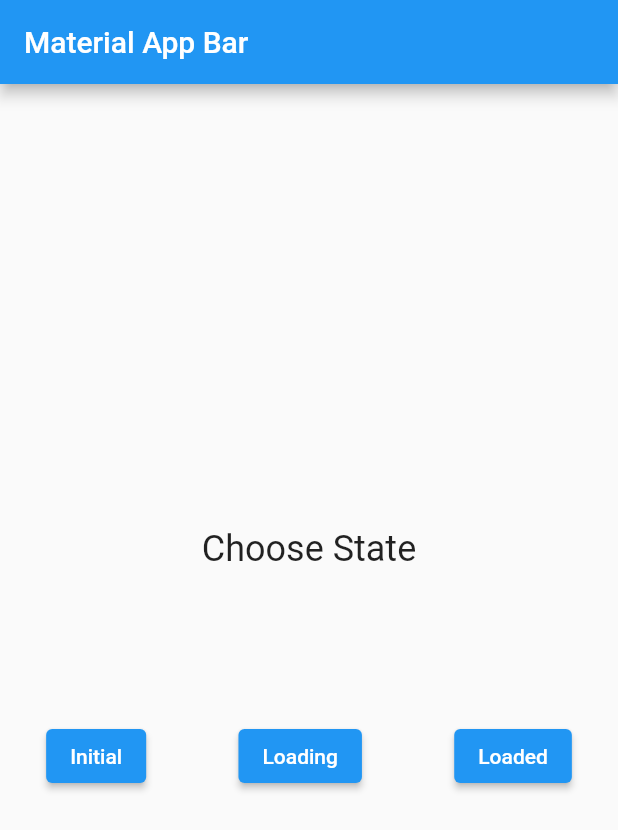
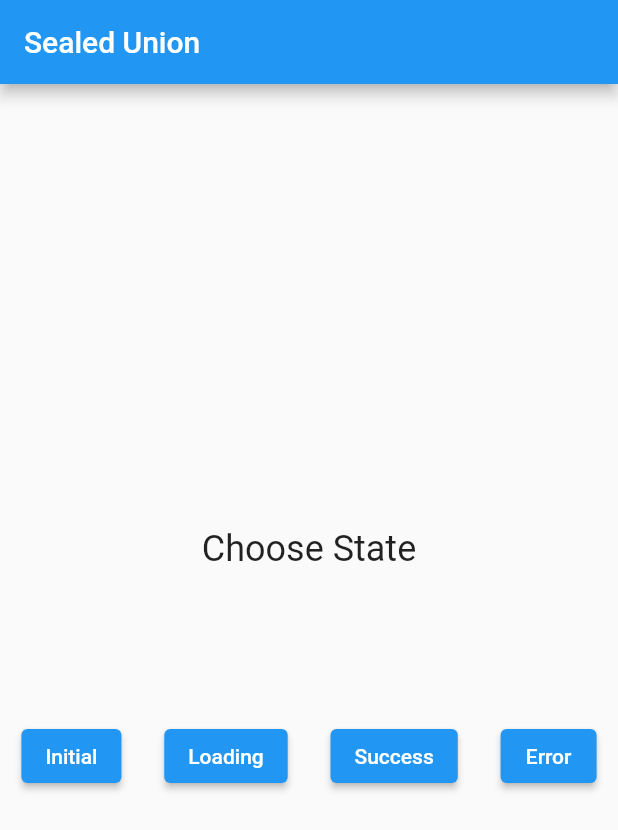
Before and after one commit to HossamMuhammedOmar/Union3Implementation, a Flutter app: the screen it shows after launch, after a tap on "Initial", on a phone screen of 412 x 824 dp. Shown: the top 830 px of the screen. Run offline on Flutter 3.47's test engine with Material 2 defaults, Android fonts, the phone set to English and light mode, and no system bars; missing offline and left inert: sealed_unions.

Commit message:
union quartet implementation

```diff
--- a/lib/main.dart
+++ b/lib/main.dart
@@ -5,7 +5,6 @@ void main() => runApp(const MyApp());
 
 class MyApp extends StatefulWidget {
   const MyApp({Key? key}) : super(key: key);
-
   @override
   State<MyApp> createState() => _MyAppState();
 }
@@ -16,10 +15,11 @@ class _MyAppState extends State<MyApp> {
   @override
   Widget build(BuildContext context) {
     return MaterialApp(
-      title: 'Material App',
+      debugShowCheckedModeBanner: false,
+      title: 'Union',
       home: Scaffold(
         appBar: AppBar(
-          title: const Text('Material App Bar'),
+          title: const Text('Sealed Union'),
         ),
         body: Center(
           child: Column(
@@ -38,7 +38,7 @@ class _MyAppState extends State<MyApp> {
                   ElevatedButton(
                     onPressed: () {
                       setState(() {
-                        result = widgetBuilder(WeatherState.initial());
+                        result = widgetBuilder(CategorieState.initial());
                       });
                     },
                     child: const Text('Initial'),
@@ -46,7 +46,7 @@ class _MyAppState extends State<MyApp> {
                   ElevatedButton(
                     onPressed: () {
                       setState(() {
-                        result = widgetBuilder(WeatherState.loading());
+                        result = widgetBuilder(CategorieState.loading());
                       });
                     },
                     child: const Text('Loading'),
@@ -54,11 +54,21 @@ class _MyAppState extends State<MyApp> {
                   ElevatedButton(
                     onPressed: () {
                       setState(() {
-                        result = widgetBuilder(WeatherState.loaded(55));
+                        result = widgetBuilder(CategorieState.sucess());
                       });
                     },
                     child: const Text(
-                      'Loaded',
+                      'Success',
+                    ),
+                  ),
+                  ElevatedButton(
+                    onPressed: () {
+                      setState(() {
+                        result = widgetBuilder(CategorieState.error());
+                      });
+                    },
+                    child: const Text(
+                      'Error',
                     ),
                   ),
                 ],
@@ -71,10 +81,11 @@ class _MyAppState extends State<MyApp> {
   }
 }
 
-String widgetBuilder(WeatherState state) {
+String widgetBuilder(CategorieState state) {
   return state.join(
     (initial) => 'Initial State 😳',
     (loading) => 'Loading State 😃',
-    (loaded) => 'Loaded State 🥳',
+    (success) => 'Success State 🥳',
+    (error) => 'Error State 😢',
   );
 }
--- a/lib/weather_state.dart
+++ b/lib/weather_state.dart
@@ -1,31 +1,54 @@
-import 'package:sealed_unions/factories/triplet_factory.dart';
-import 'package:sealed_unions/implementations/union_3_impl.dart';
-import 'package:sealed_unions/union_3.dart';
+import 'package:sealed_unions/factories/quartet_factory.dart';
+import 'package:sealed_unions/implementations/union_4_impl.dart';
+import 'package:sealed_unions/union_4.dart';
 
-class WeatherState
-    extends Union3Impl<_WeatherInitial, _WeatherLoading, _WeatherLoaded> {
-  static const Triplet<_WeatherInitial, _WeatherLoading, _WeatherLoaded>
-      _factory = Triplet<_WeatherInitial, _WeatherLoading, _WeatherLoaded>();
+// class WeatherState
+//     extends Union3Impl<_WeatherInitial, _WeatherLoading, _WeatherLoaded> {
+//   static const Triplet<_WeatherInitial, _WeatherLoading, _WeatherLoaded>
+//       _factory = Triplet<_WeatherInitial, _WeatherLoading, _WeatherLoaded>();
 
-  WeatherState._(Union3<_WeatherInitial, _WeatherLoading, _WeatherLoaded> union)
+//   WeatherState._(Union3<_WeatherInitial, _WeatherLoading, _WeatherLoaded> union)
+//       : super(union);
+
+//   factory WeatherState.initial() =>
+//       WeatherState._(_factory.first(_WeatherInitial()));
+
+//   factory WeatherState.loading() =>
+//       WeatherState._(_factory.second(_WeatherLoading()));
+
+//   factory WeatherState.loaded(int temperature) =>
+//       WeatherState._(_factory.third(_WeatherLoaded(temperature)));
+// }
+
+class CategorieState extends Union4Impl {
+  CategorieState._(
+      Union4<_CategorieInitial, _CategorieLoading, _CategorieSuccess,
+              _CategorieError>
+          union)
       : super(union);
 
-  factory WeatherState.initial() =>
-      WeatherState._(_factory.first(_WeatherInitial()));
+  static const Quartet<_CategorieInitial, _CategorieLoading, _CategorieSuccess,
+          _CategorieError> _factory =
+      Quartet<_CategorieInitial, _CategorieLoading, _CategorieSuccess,
+          _CategorieError>();
 
-  factory WeatherState.loading() =>
-      WeatherState._(_factory.second(_WeatherLoading()));
+  factory CategorieState.initial() =>
+      CategorieState._(_factory.first(_CategorieInitial()));
 
-  factory WeatherState.loaded(int temperature) =>
-      WeatherState._(_factory.third(_WeatherLoaded(temperature)));
+  factory CategorieState.loading() =>
+      CategorieState._(_factory.second(_CategorieLoading()));
+
+  factory CategorieState.sucess() =>
+      CategorieState._(_factory.third(_CategorieSuccess()));
+
+  factory CategorieState.error() =>
+      CategorieState._(_factory.fourth(_CategorieError()));
 }
 
-class _WeatherInitial {}
+class _CategorieInitial {}
 
-class _WeatherLoading {}
+class _CategorieLoading {}
 
-class _WeatherLoaded {
-  final int temperature;
+class _CategorieSuccess {}
 
-  _WeatherLoaded(this.temperature);
-}
+class _CategorieError {}
```
